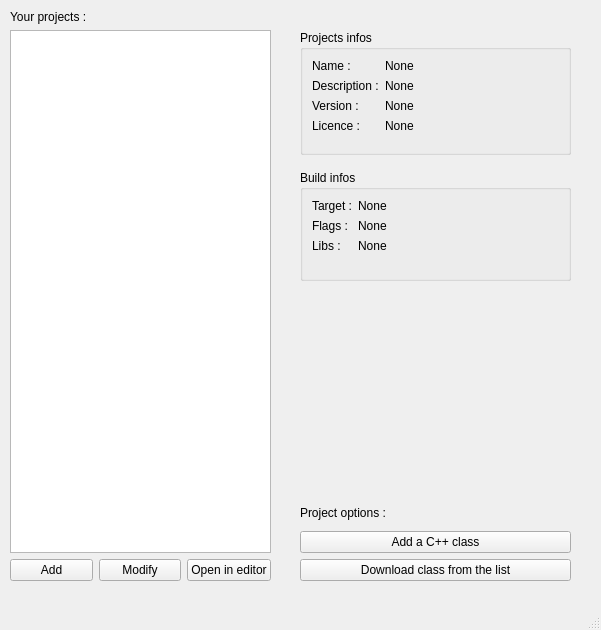
Qt form mkpj-qt/mainwindow.ui (BaptisteP31/mkpj-qt) before a commit.
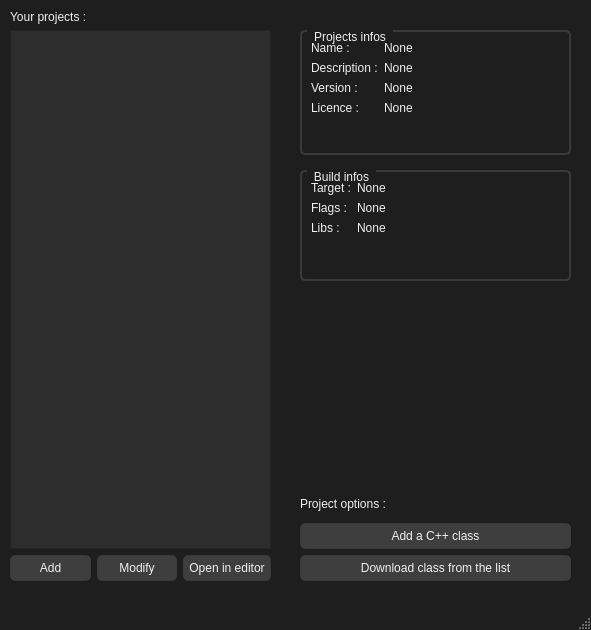
The same form after that commit.

What changed in the file:
```diff
--- a/mkpj-qt/mainwindow.ui
+++ b/mkpj-qt/mainwindow.ui
@@ -6,13 +6,82 @@
    <rect>
     <x>0</x>
     <y>0</y>
-    <width>601</width>
+    <width>591</width>
     <height>630</height>
    </rect>
   </property>
   <property name="windowTitle">
    <string>MainWindow</string>
   </property>
+  <property name="styleSheet">
+   <string notr="true">QMainWindow {
+    background-color: #1e1e1e;
+}
+
+QLabel {
+    color: #f0f0f0;
+}
+
+QGroupBox {
+    border: 2px solid #3a3a3a;
+    border-radius: 5px;
+    margin-top: 1em;
+}
+
+QGroupBox::title {
+    color: #f0f0f0;
+    subcontrol-origin: margin;
+    left: 7px;
+    padding: 0 5px 0 5px;
+}
+
+QPushButton {
+    background-color: #3e3e3e;
+    border: 1px solid #3a3a3a;
+    border-radius: 5px;
+    color: #f0f0f0;
+    padding: 5px;
+}
+
+QPushButton:hover {
+    background-color: #4d4d4d;
+}
+
+QPushButton:pressed {
+    background-color: #2a2a2a;
+}
+
+QListView {
+    background-color: #2D2D2D;
+}
+
+QListView {
+    background-color: #2d2d2d;
+    color: #ffffff;
+}
+
+QListView::item:selected {
+    background-color: #6E88A6;
+	color: black;
+}
+
+
+QListView::item:hover {
+    background-color: #505050;
+}
+
+QListView::item:selected {
+    background-color: #8FAADC;
+}
+
+QStatusBar {
+    color: white;
+}
+
+QMainWindow::title {
+    background-color: black;
+}</string>
+  </property>
   <widget class="QWidget" name="centralwidget">
    <widget class="QWidget" name="verticalLayoutWidget">
     <property name="geometry">
@@ -68,9 +137,9 @@
     <property name="geometry">
      <rect>
       <x>300</x>
-      <y>500</y>
+      <y>490</y>
       <width>271</width>
-      <height>81</height>
+      <height>91</height>
      </rect>
     </property>
     <layout class="QVBoxLayout" name="verticalLayout_2">
```
Left out of the diff: 2 changed lines with no effect on the pictures.
